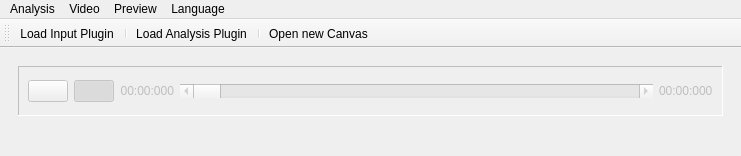
Qt form res/ui/main_window.ui (brunoabud/ic) before a commit.
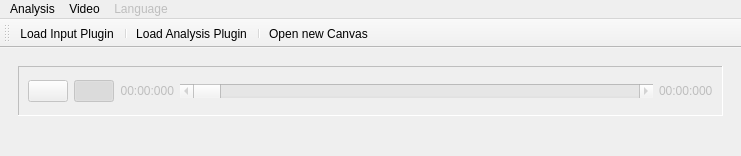
The same form after that commit. Icons and pictures are not drawn.

Commit message: moved the main window to the top of the screen

```diff
--- a/res/ui/main_window.ui
+++ b/res/ui/main_window.ui
@@ -11,11 +11,17 @@
    </rect>
   </property>
   <property name="sizePolicy">
-   <sizepolicy hsizetype="Preferred" vsizetype="Preferred">
+   <sizepolicy hsizetype="Expanding" vsizetype="Preferred">
     <horstretch>0</horstretch>
     <verstretch>0</verstretch>
    </sizepolicy>
   </property>
+  <property name="maximumSize">
+   <size>
+    <width>16777215</width>
+    <height>16777215</height>
+   </size>
+  </property>
   <property name="windowTitle">
    <string>Imagem Cinemática</string>
   </property>
@@ -190,29 +196,6 @@
      <height>21</height>
     </rect>
    </property>
-   <widget class="QMenu" name="menu_preview">
-    <property name="enabled">
-     <bool>true</bool>
-    </property>
-    <property name="title">
-     <string>Preview</string>
-    </property>
-    <widget class="QMenu" name="menu_preview_source">
-     <property name="autoFillBackground">
-      <bool>false</bool>
-     </property>
-     <property name="tearOffEnabled">
-      <bool>false</bool>
-     </property>
-     <property name="title">
-      <string>Preview source</string>
-     </property>
-     <addaction name="actn_raw"/>
-     <addaction name="actn_filter_page"/>
-     <addaction name="actn_post_analysis"/>
-    </widget>
-    <addaction name="menu_preview_source"/>
-   </widget>
    <widget class="QMenu" name="menu_video">
     <property name="enabled">
      <bool>true</bool>
@@ -236,6 +219,9 @@
     <addaction name="actn_exit"/>
    </widget>
    <widget class="QMenu" name="menu_lang">
+    <property name="enabled">
+     <bool>false</bool>
+    </property>
     <property name="toolTip">
      <string notr="true"/>
     </property>
@@ -259,7 +245,6 @@
    </widget>
    <addaction name="menu_analysis"/>
    <addaction name="menu_video"/>
-   <addaction name="menu_preview"/>
    <addaction name="menu_lang"/>
   </widget>
   <widget class="QToolBar" name="toolbar">
```
Left out of the diff: 3 changed lines with no effect on the pictures. The commit also changes 2 other files.
